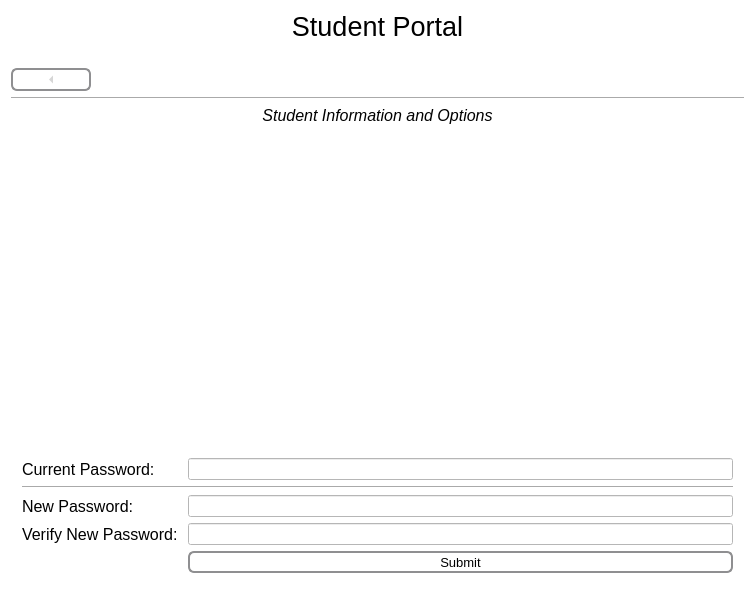
Before: the Qt Designer form Form Files/studentView.ui in alixabahena/SIMS, drawn with Qt 5.
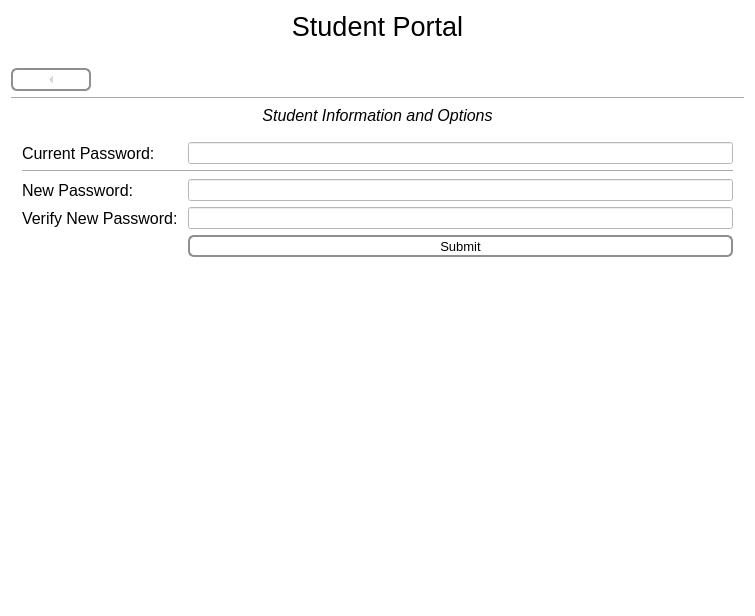
After: the same form once the commit is applied. The open tabs and pages were chosen to show the change. Icons and pictures are not drawn.

Commit message: Fixed the password changing dialog so the fields are at the top of the frame.

Diff of the .ui file:
```diff
--- a/Form Files/studentView.ui
+++ b/Form Files/studentView.ui
@@ -879,7 +879,7 @@
         <layout class="QVBoxLayout" name="verticalLayout_9">
          <item>
           <layout class="QFormLayout" name="formLayout">
-           <item row="1" column="0">
+           <item row="0" column="0">
             <widget class="QLabel" name="currentPasswordLabel">
              <property name="font">
               <font>
@@ -891,14 +891,24 @@
              </property>
             </widget>
            </item>
-           <item row="2" column="0" colspan="2">
+           <item row="0" column="1">
+            <widget class="QLineEdit" name="currentPasswordField">
+             <property name="inputMethodHints">
+              <set>Qt::ImhHiddenText|Qt::ImhNoAutoUppercase|Qt::ImhNoPredictiveText|Qt::ImhSensitiveData</set>
+             </property>
+             <property name="echoMode">
+              <enum>QLineEdit::Password</enum>
+             </property>
+            </widget>
+           </item>
+           <item row="1" column="0" colspan="2">
             <widget class="Line" name="line_4">
              <property name="orientation">
               <enum>Qt::Horizontal</enum>
              </property>
             </widget>
            </item>
-           <item row="3" column="0">
+           <item row="2" column="0">
             <widget class="QLabel" name="newPasswordLabel">
              <property name="font">
               <font>
@@ -910,17 +920,7 @@
              </property>
             </widget>
            </item>
-           <item row="1" column="1">
-            <widget class="QLineEdit" name="currentPasswordField">
-             <property name="inputMethodHints">
-              <set>Qt::ImhHiddenText|Qt::ImhNoAutoUppercase|Qt::ImhNoPredictiveText|Qt::ImhSensitiveData</set>
-             </property>
-             <property name="echoMode">
-              <enum>QLineEdit::Password</enum>
-             </property>
-            </widget>
-           </item>
-           <item row="3" column="1">
+           <item row="2" column="1">
             <widget class="QLineEdit" name="newPasswordField">
              <property name="inputMethodHints">
               <set>Qt::ImhHiddenText|Qt::ImhNoAutoUppercase|Qt::ImhNoPredictiveText|Qt::ImhSensitiveData</set>
@@ -930,7 +930,7 @@
              </property>
             </widget>
            </item>
-           <item row="4" column="0">
+           <item row="3" column="0">
             <widget class="QLabel" name="verifyNewPasswordLabel">
              <property name="font">
               <font>
@@ -942,7 +942,7 @@
              </property>
             </widget>
            </item>
-           <item row="4" column="1">
+           <item row="3" column="1">
             <widget class="QLineEdit" name="verifyNewPasswordField">
              <property name="inputMethodHints">
               <set>Qt::ImhHiddenText|Qt::ImhNoAutoUppercase|Qt::ImhNoPredictiveText|Qt::ImhSensitiveData</set>
@@ -952,35 +952,7 @@
              </property>
             </widget>
            </item>
-           <item row="0" column="1">
-            <spacer name="verticalSpacer_4">
-             <property name="orientation">
-              <enum>Qt::Vertical</enum>
-             </property>
-             <property name="sizeHint" stdset="0">
-              <size>
-               <width>0</width>
-               <height>150</height>
-              </size>
-             </property>
-            </spacer>
-           </item>
-           <item row="6" column="0" colspan="2">
-            <widget class="QLabel" name="passwordChangeStatusLabel">
-             <property name="font">
-              <font>
-               <pointsize>10</pointsize>
-              </font>
-             </property>
-             <property name="text">
-              <string/>
-             </property>
-             <property name="alignment">
-              <set>Qt::AlignCenter</set>
-             </property>
-            </widget>
-           </item>
-           <item row="5" column="1">
+           <item row="4" column="1">
             <widget class="QToolButton" name="submitButton">
              <property name="sizePolicy">
               <sizepolicy hsizetype="Expanding" vsizetype="Fixed">
@@ -1038,6 +1010,21 @@
              </property>
             </widget>
            </item>
+           <item row="5" column="0" colspan="2">
+            <widget class="QLabel" name="passwordChangeStatusLabel">
+             <property name="font">
+              <font>
+               <pointsize>10</pointsize>
+              </font>
+             </property>
+             <property name="text">
+              <string/>
+             </property>
+             <property name="alignment">
+              <set>Qt::AlignCenter</set>
+             </property>
+            </widget>
+           </item>
           </layout>
          </item>
         </layout>
```
Left out of the diff: 2 changed lines with no effect on the pictures. The commit also changes 5 other files.
